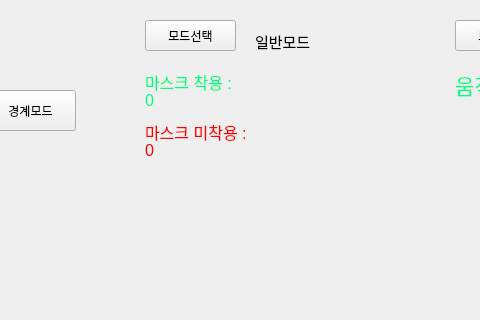
First picture: the form in cctv.ui, repository OQOOO/Smart-CCTV-GUI, before the edit; both pictures show x 195 to 675 and y 0 to 320 of the 1006 by 550 pixel window.
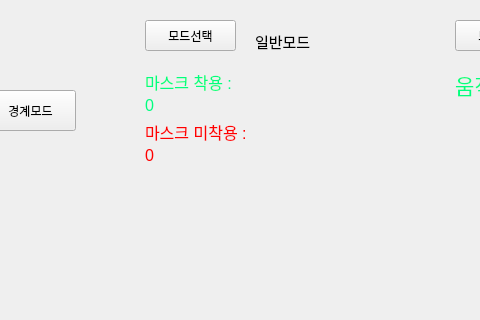
Second picture: the form after the edit.

Commit message: label size change

Diff of the .ui file:
```diff
--- a/cctv.ui
+++ b/cctv.ui
@@ -125,7 +125,7 @@
       <x>10</x>
       <y>80</y>
       <width>191</width>
-      <height>21</height>
+      <height>31</height>
      </rect>
     </property>
     <property name="text">
@@ -141,7 +141,7 @@
       <x>10</x>
       <y>130</y>
       <width>191</width>
-      <height>21</height>
+      <height>31</height>
      </rect>
     </property>
     <property name="text">
```
The commit also changes 1 other file.
